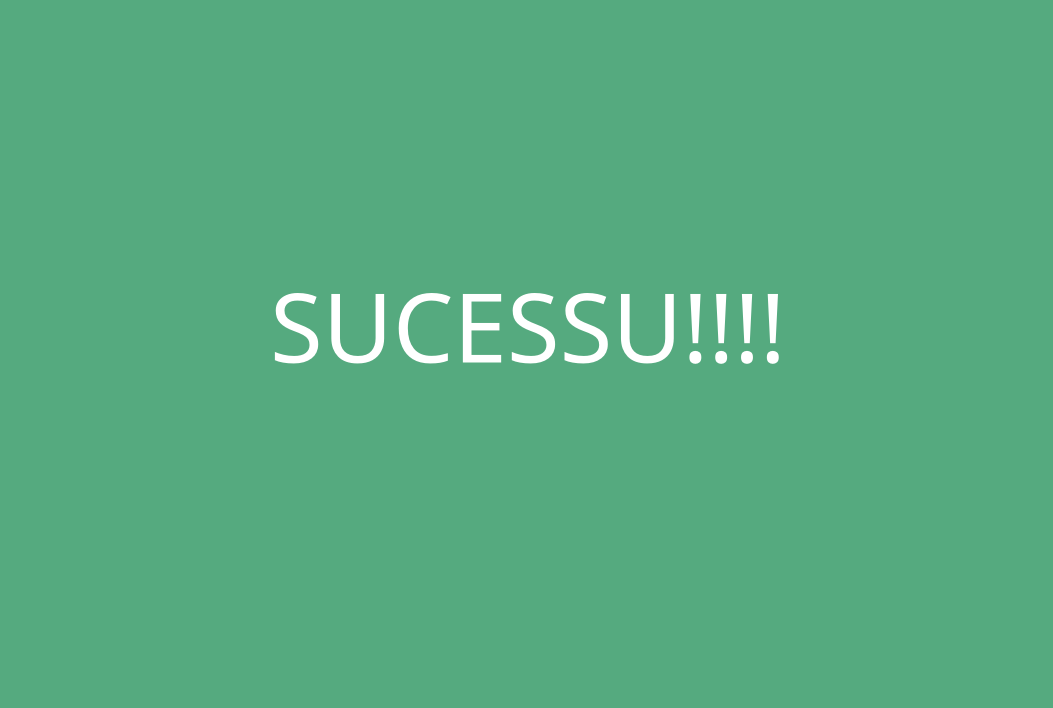
First picture: the form in sucesso.ui, repository brenosanttiago/crudpython, before the edit.
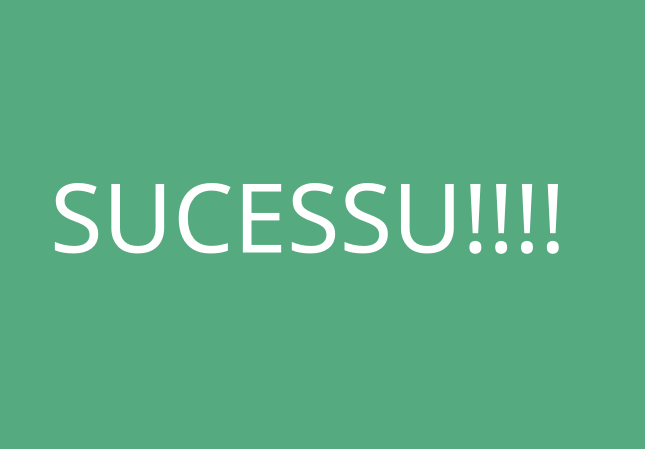
Second picture: the form after the edit.

Commit message: Adicionando relações com RadioButtom e ComboBox

The edit to the form file:
```diff
--- a/sucesso.ui
+++ b/sucesso.ui
@@ -6,8 +6,8 @@
    <rect>
     <x>0</x>
     <y>0</y>
-    <width>1053</width>
-    <height>708</height>
+    <width>645</width>
+    <height>449</height>
    </rect>
   </property>
   <property name="windowTitle">
@@ -21,8 +21,8 @@
    <widget class="QLabel" name="label_5">
     <property name="geometry">
      <rect>
-      <x>270</x>
-      <y>120</y>
+      <x>50</x>
+      <y>10</y>
       <width>531</width>
       <height>411</height>
      </rect>
```
The commit also changes 5 other files.
